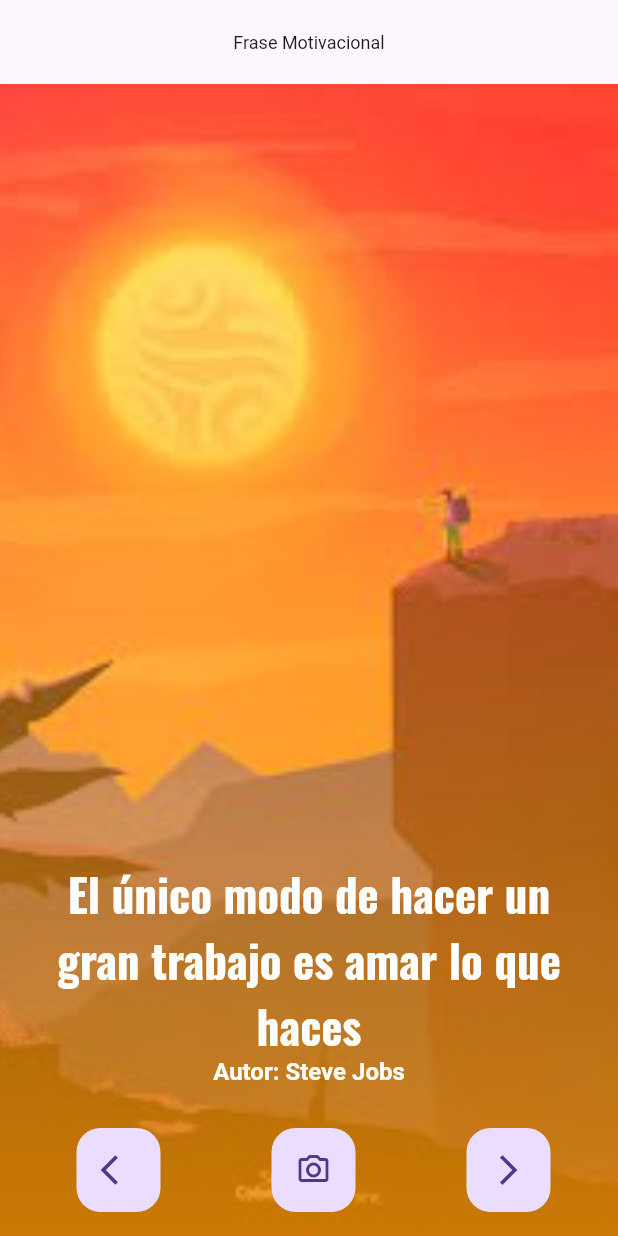
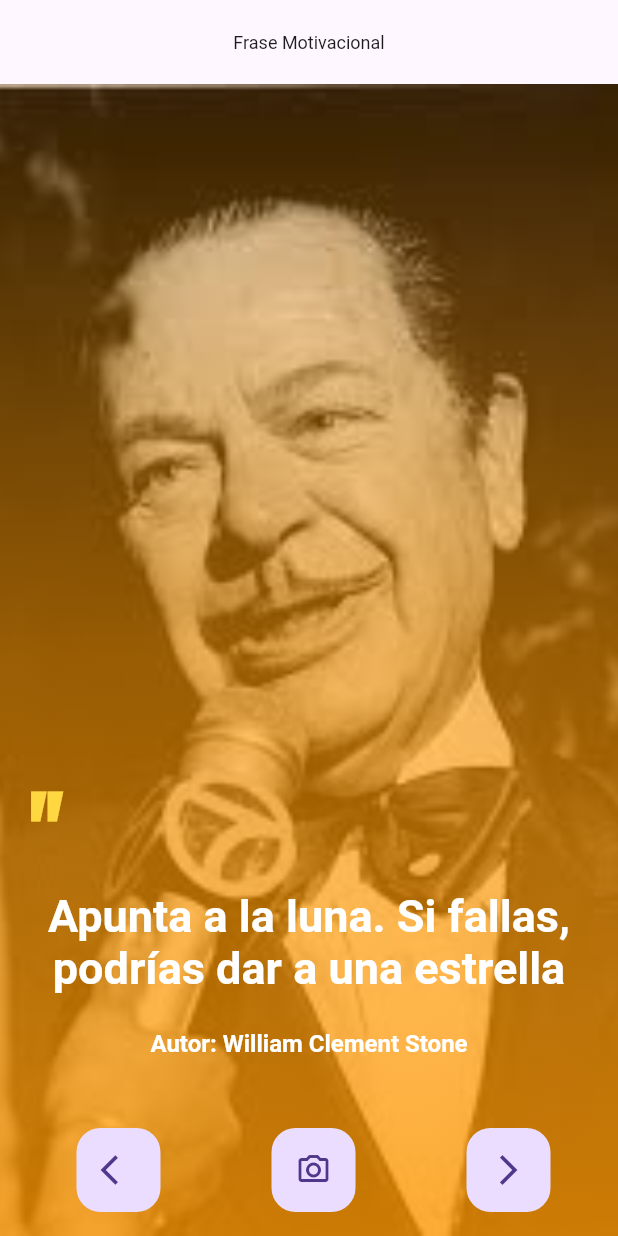
Before and after one commit to MarcooCa/MotivationalApp, a Flutter app: the MotivationalScreen screen opened by its route, after a tap on the "arrow back ios" icon, on a phone screen of 412 x 824 dp. Run offline on Flutter 3.47's test engine with Material 2 defaults, Android fonts, the light colour scheme and no system bars; drawn by our look-alikes of screenshot; our stand-ins replace equatable, flutter_bloc, go_router, google_fonts, image_gallery_saver.

Commit message:
nuevos assets y cambios de diseño en MotivationalScreen

```diff
--- a/lib/config/router/app_router.dart
+++ b/lib/config/router/app_router.dart
@@ -14,7 +14,7 @@
 
     GoRoute(
       path: '/frasesmo',
-      builder: (context, state) => MotivationalScreen(),
+      builder: (context, state) => const MotivationalScreen(),
     )
   ]
 );
--- a/lib/models/motivational_quotes_info.dart
+++ b/lib/models/motivational_quotes_info.dart
@@ -2,8 +2,14 @@
 import 'motivational_quote.dart';
 
 List<MotivationalQuote> motivationalQuotes = [
-  MotivationalQuote(quote: "El único modo de hacer un gran trabajo es amar lo que haces", author: "Steve Jobs", imagePath: "assets/image1.jpeg"),
-  MotivationalQuote(quote: "Nunca pienso en las consecuencias de fallar un gran tiro… cuando se piensa en las consecuencias se está pensando en un resultado negativo", author: "Michael Jordan", imagePath: "assets/image2.jpeg"),
-  MotivationalQuote(quote: "El dinero no es la clave del éxito; la libertad para poder crear lo es", author: "Nelson Mandela", imagePath: "assets/image3.jpeg"),
-  MotivationalQuote(quote: "La inteligencia consiste no sólo en el conocimiento, sino también en la destreza de aplicar los conocimientos en la práctica", author: "Aristóteles", imagePath: "assets/image4.jpeg"),
+  MotivationalQuote(quote: "El único modo de hacer un gran trabajo es amar lo que haces", author: "Steve Jobs", imagePath: "assets/SteveJ.jpg"),
+  MotivationalQuote(quote: "Nunca pienso en las consecuencias de fallar un gran tiro… cuando se piensa en las consecuencias se está pensando en un resultado negativo", author: "Michael Jordan", imagePath: "assets/MichaelJor.jpg"),
+  MotivationalQuote(quote: "El dinero no es la clave del éxito; la libertad para poder crear lo es", author: "Nelson Mandela", imagePath: "assets/NelsonMan.jpg"),
+  MotivationalQuote(quote: "La inteligencia consiste no sólo en el conocimiento, sino también en la destreza de aplicar los conocimientos en la práctica", author: "Aristóteles", imagePath: "assets/Aristoteles.jpg"),
+  MotivationalQuote(quote: "El trabajo duro hace que desaparezcan las arrugas de la mente y el espíritu", author: "Helena Rubinstein ", imagePath: "assets/Helena_Ru.jpg"),
+  MotivationalQuote(quote: "Para tener éxito tu deseo de alcanzarlo debe ser mayor que tu miedo al fracaso", author: "Bill Cosby", imagePath: "assets/Bill_Cosby.jpeg"),
+  MotivationalQuote(quote: "La vida es una aventura, atrévete", author: "Teresa de Calcuta", imagePath: "assets/TeresadeCalcuta.jpg"),
+  MotivationalQuote(quote: "Piensa, sueña, cree y atrévete", author: "Walt Disney", imagePath: "assets/WaltD.jpg"),
+  MotivationalQuote(quote: "Del sufrimiento emergieron las almas más fuertes, los caracteres sólidos tienen cicatrices", author: "Khalil Gibran", imagePath: "assets/KhalilGibran.jpg"),
+  MotivationalQuote(quote: "Apunta a la luna. Si fallas, podrías dar a una estrella", author: "William Clement Stone", imagePath: "assets/William.jpeg"),
 ];
--- a/lib/presentation/screens/motivational_screen.dart
+++ b/lib/presentation/screens/motivational_screen.dart
@@ -74,7 +74,7 @@
                   gradient: LinearGradient(
                     begin: Alignment.topCenter,
                     end: Alignment.bottomCenter,
-                    stops: [0, 0.6, 1],
+                    stops: const [0, 0.5, 1],
                     colors: [
                      Colors.orange.withAlpha(50),
                      Colors.orange.withAlpha(150),
@@ -89,17 +89,35 @@
                   mainAxisAlignment: MainAxisAlignment.end,
                   crossAxisAlignment: CrossAxisAlignment.stretch,
                   children: [
+                    Text(
+                      '"',
+                      style: GoogleFonts.oswald( fontSize: 60 , fontWeight: FontWeight.w900, color: Colors.amberAccent),
+                    ),
                     RichText(
                       textAlign: TextAlign.center,
                       text: TextSpan(
-                        text: "${quote.quote}\n",
-                        style: GoogleFonts.oswald(fontSize: 30, fontWeight: FontWeight.w700),
+                        style: GoogleFonts.oswald( fontWeight: FontWeight.w700),
                         children: [
+
+                          TextSpan(
+                            text: '${quote.quote}\n',
+                            style: const TextStyle(fontSize: 30)
+                          ),
+
+                          const TextSpan(
+                             text: '\n',
+                             style: TextStyle(fontSize: 20)
+                          ),
 
                           TextSpan(
                             text: "Autor: ${quote.author}",
                             style: const TextStyle(fontSize: 16),
-                          )
+                          ),
+
+                          const TextSpan(
+                             text: '\n',
+                             style: TextStyle(fontSize: 20)
+                          ),
                         ]
                       ),
                     )
@@ -117,7 +135,7 @@
             FloatingActionButton(
               onPressed: () {
                 setState(() {
-                     _currentIndex = (_currentIndex - 1).clamp(0, motivationalQuotes.length - 1);
+                     _currentIndex = (_currentIndex - 1 + motivationalQuotes.length) % motivationalQuotes.length;
                     });
               },
               elevation: 0,
@@ -135,7 +153,7 @@
             FloatingActionButton(
               onPressed: () {
                 setState(() {
-                     _currentIndex = (_currentIndex + 1).clamp(0, motivationalQuotes.length - 1);
+                     _currentIndex = (_currentIndex + 1) % motivationalQuotes.length;
                     });
               },
               elevation: 0,
--- a/pubspec.yaml
+++ b/pubspec.yaml
@@ -28,7 +28,6 @@
 # the latest version available on pub.dev. To see which dependencies have newer
 # versions available, run `flutter pub outdated`.
 dependencies:
-  cupertino_icons: ^1.0.2
   equatable: ^2.0.5
   flutter:
     sdk: flutter
```
Also changed, not shown: assets/Aristoteles.jpg (added), assets/Bill_Cosby.jpeg (added), assets/Helena_Ru.jpg (added), assets/KhalilGibran.jpg (added), assets/MichaelJor.jpg (added), assets/NelsonMan.jpg (added), assets/SteveJ.jpg (added), assets/TeresadeCalcuta.jpg (added), assets/WaltD.jpg (added), assets/William.jpeg (added), pubspec.lock, 26 other files.
